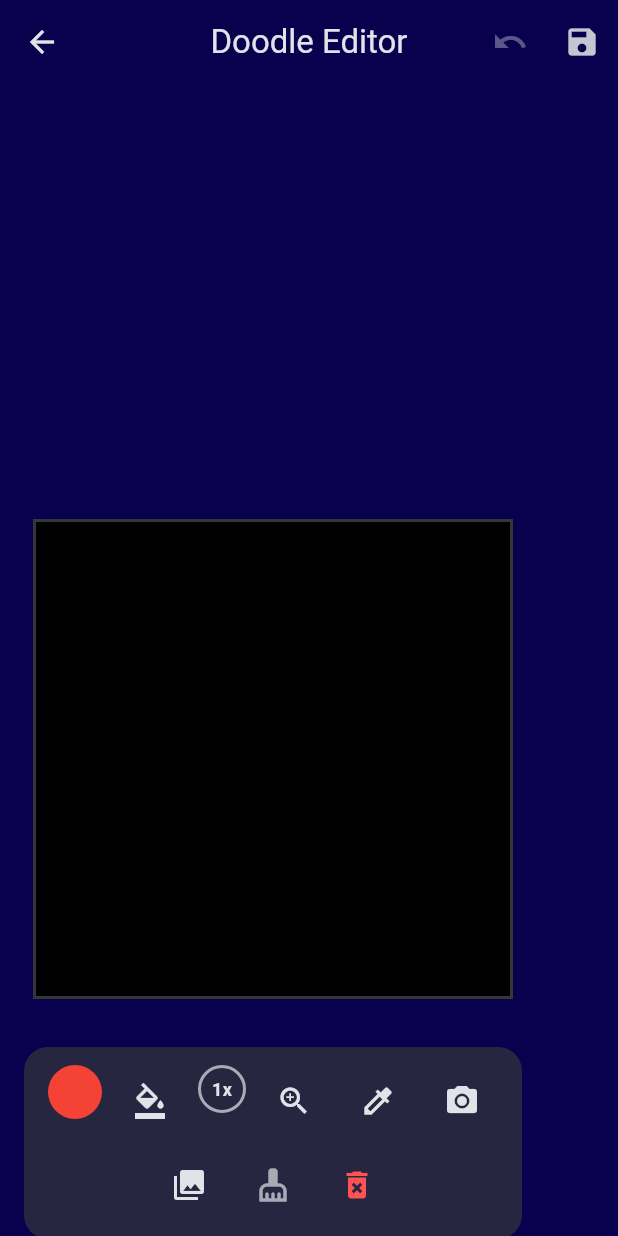
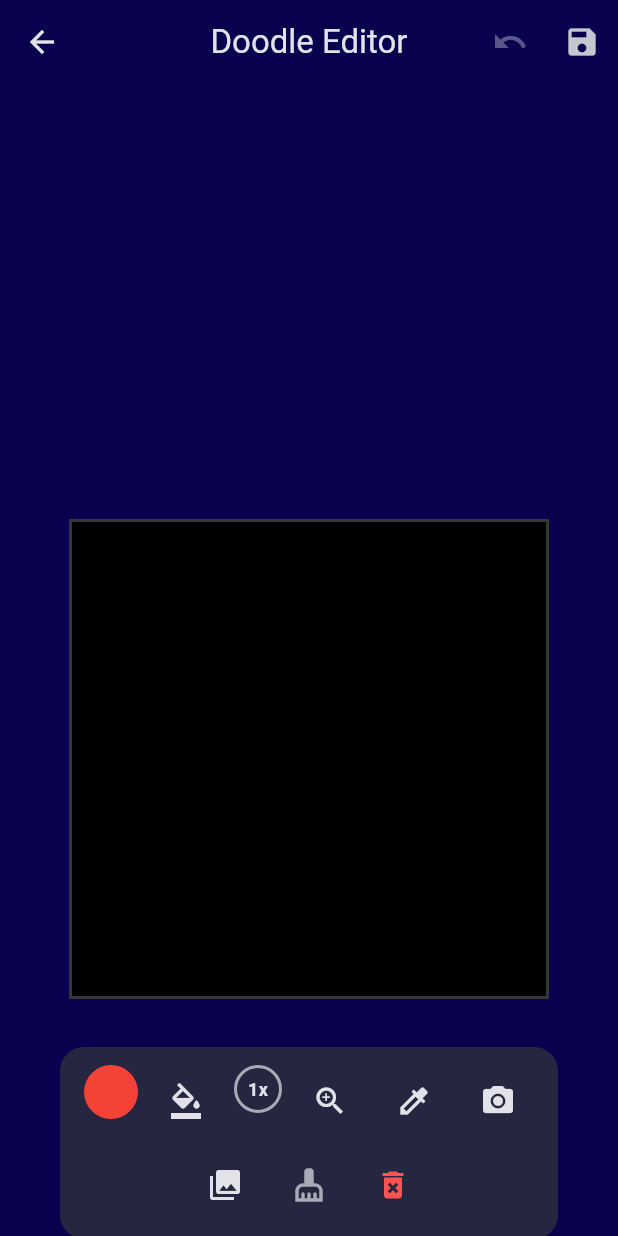
Before and after one commit to rlaltrello/rgbop, a Flutter app: the DoodleEditor screen opened directly, on a phone screen of 412 x 824 dp. Run offline on Flutter 3.47's test engine with Material 3 defaults, Android fonts, the phone set to English and light mode, and no system bars; our stand-ins replace app_links, file_picker, flutter_blue_plus, flutter_colorpicker, geolocator, image_picker and 2 more; accounts and stored records are empty.

Commit message:
fixed ipad doodle editor layout

```diff
--- a/lib/doodle_editor.dart
+++ b/lib/doodle_editor.dart
@@ -15,7 +15,6 @@ class DoodleEditor extends StatefulWidget {
   final List<Color>? initialPixels;
 
   const DoodleEditor({super.key, this.existingFile, this.initialPixels});
-
   @override
   State<DoodleEditor> createState() => _DoodleEditorState();
 }
@@ -376,10 +375,13 @@ class _DoodleEditorState extends State<DoodleEditor> {
         ],
       ),
       body: SafeArea(
-        child: Padding(
+        child: LayoutBuilder(
+          builder: (context, constraints) {
+            final shouldCenterOnWideScreen = constraints.maxWidth >= 700;
+            final editorContent = Padding(
               padding: const EdgeInsets.symmetric(vertical: 16.0),
               child: Column(
-            mainAxisAlignment: MainAxisAlignment.end,
+                mainAxisSize: MainAxisSize.min,
                 children: [
                   if (_isZoomMode)
                     GestureDetector(
@@ -522,7 +524,9 @@ class _DoodleEditorState extends State<DoodleEditor> {
                         ),
                         GestureDetector(
                           onTap: () => setState(
-                        () => _brushSize = _brushSize >= 3 ? 1 : _brushSize + 1,
+                            () => _brushSize = _brushSize >= 3
+                                ? 1
+                                : _brushSize + 1,
                           ),
                           child: Container(
                             width: 32,
@@ -530,7 +534,9 @@ class _DoodleEditorState extends State<DoodleEditor> {
                             alignment: Alignment.center,
                             decoration: BoxDecoration(
                               border: Border.all(
-                            color: colorScheme.onSurface.withValues(alpha: 0.7),
+                                color: colorScheme.onSurface.withValues(
+                                  alpha: 0.7,
+                                ),
                                 width: 2,
                               ),
                               shape: BoxShape.circle,
@@ -576,7 +582,9 @@ class _DoodleEditorState extends State<DoodleEditor> {
                             Icons.photo_camera,
                             color: colorScheme.onSurface,
                           ),
-                      onPressed: _isImportingPhoto ? null : _importFromCamera,
+                          onPressed: _isImportingPhoto
+                              ? null
+                              : _importFromCamera,
                           tooltip: 'Import from Camera',
                         ),
                         IconButton(
@@ -584,7 +592,9 @@ class _DoodleEditorState extends State<DoodleEditor> {
                             Icons.photo_library,
                             color: colorScheme.onSurface,
                           ),
-                      onPressed: _isImportingPhoto ? null : _importFromGallery,
+                          onPressed: _isImportingPhoto
+                              ? null
+                              : _importFromGallery,
                           tooltip: 'Import from Gallery',
                         ),
                         IconButton(
@@ -614,6 +624,17 @@ class _DoodleEditorState extends State<DoodleEditor> {
                   ),
                 ],
               ),
+            );
+
+            if (shouldCenterOnWideScreen) {
+              return Center(child: editorContent);
+            }
+
+            return Align(
+              alignment: Alignment.bottomCenter,
+              child: editorContent,
+            );
+          },
         ),
       ),
     );
```
Also changed, not shown: 1 other file. Lines whose indentation alone changed are shown as unchanged.
